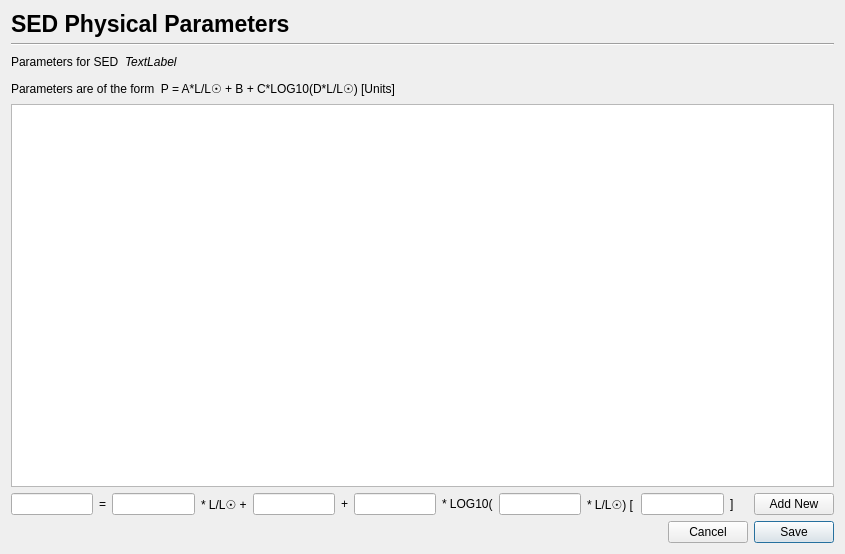
Qt form PhzQtUI/auxdir/PhzQtUI/DialogSedParam.ui (astrorama/Phosphoros) before a commit.
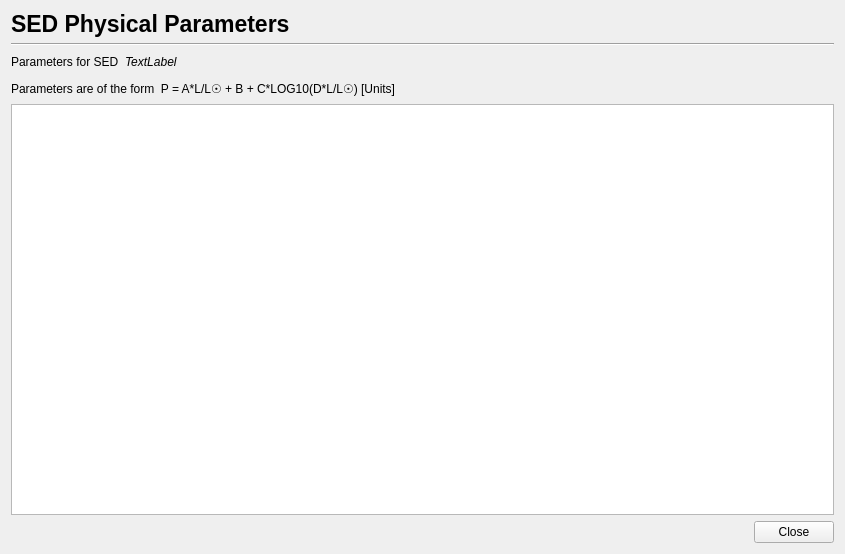
The same form after that commit.

What changed in the file:
```diff
--- a/PhzQtUI/auxdir/PhzQtUI/DialogSedParam.ui
+++ b/PhzQtUI/auxdir/PhzQtUI/DialogSedParam.ui
@@ -115,90 +115,6 @@
    <item>
     <widget class="QTableView" name="table_param"/>
    </item>
-   <item>
-    <layout class="QHBoxLayout" name="horizontalLayout_5">
-     <item>
-      <widget class="QLineEdit" name="le_new_name"/>
-     </item>
-     <item>
-      <widget class="QLabel" name="label">
-       <property name="text">
-        <string>=</string>
-       </property>
-      </widget>
-     </item>
-     <item>
-      <widget class="QLineEdit" name="le_A"/>
-     </item>
-     <item>
-      <widget class="QLabel" name="label_3">
-       <property name="text">
-        <string>* L/L☉ +</string>
-       </property>
-      </widget>
-     </item>
-     <item>
-      <widget class="QLineEdit" name="le_B"/>
-     </item>
-     <item>
-      <widget class="QLabel" name="label_8">
-       <property name="text">
-        <string>+</string>
-       </property>
-      </widget>
-     </item>
-     <item>
-      <widget class="QLineEdit" name="le_C"/>
-     </item>
-     <item>
-      <widget class="QLabel" name="label_9">
-       <property name="text">
-        <string>* LOG10(</string>
-       </property>
-      </widget>
-     </item>
-     <item>
-      <widget class="QLineEdit" name="le_D"/>
-     </item>
-     <item>
-      <widget class="QLabel" name="label_6">
-       <property name="text">
-        <string>* L/L☉) [</string>
-       </property>
-      </widget>
-     </item>
-     <item>
-      <widget class="QLineEdit" name="le_unit"/>
-     </item>
-     <item>
-      <widget class="QLabel" name="label_7">
-       <property name="text">
-        <string>]</string>
-       </property>
-      </widget>
-     </item>
-     <item>
-      <spacer name="horizontalSpacer_5">
-       <property name="orientation">
-        <enum>Qt::Horizontal</enum>
-       </property>
-       <property name="sizeHint" stdset="0">
-        <size>
-         <width>40</width>
-         <height>20</height>
-        </size>
-       </property>
-      </spacer>
-     </item>
-     <item>
-      <widget class="QPushButton" name="btn_new">
-       <property name="text">
-        <string>Add New</string>
-       </property>
-      </widget>
-     </item>
-    </layout>
-   </item>
    <item>
     <layout class="QHBoxLayout" name="horizontalLayout_4">
      <item>
@@ -217,7 +133,7 @@
      <item>
       <widget class="QPushButton" name="btn_cancel">
        <property name="text">
-        <string>Cancel</string>
+        <string>Close</string>
        </property>
        <property name="autoDefault">
         <bool>false</bool>
@@ -227,22 +143,6 @@
        </property>
       </widget>
      </item>
-     <item>
-      <widget class="QPushButton" name="btn_save">
-       <property name="text">
-        <string>Save</string>
-       </property>
-       <property name="checkable">
-        <bool>false</bool>
-       </property>
-       <property name="autoDefault">
-        <bool>false</bool>
-       </property>
-       <property name="default">
-        <bool>true</bool>
-       </property>
-      </widget>
-     </item>
     </layout>
    </item>
   </layout>
```
